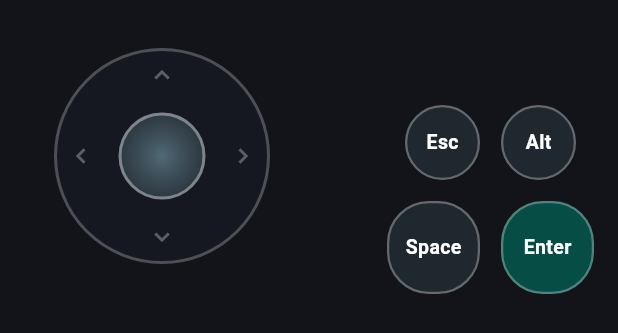
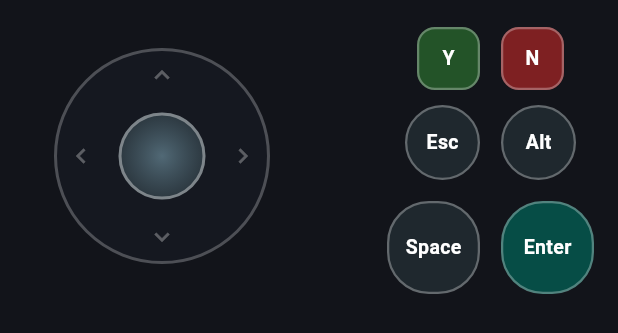
Before and after one commit to grayson85/DosGameinAndroid, a Flutter app: the RpgPadOverlay widget shown alone on an empty page, opened directly with empty values, on a phone screen of 412 x 824 dp. Shown: the top 333 px of the screen. Run offline on Flutter 3.47's test engine with Material 3 defaults, Android fonts, the phone set to English and light mode, and no system bars; our stand-ins replace file_picker, shared_preferences; accounts and stored records are empty; network calls fail.

Commit message:
feat: add Y/N quick buttons to RPG pad and pass ASCII character in keyboard callback

```diff
--- a/app/lib/features/controls/virtual_controls.dart
+++ b/app/lib/features/controls/virtual_controls.dart
@@ -530,6 +530,27 @@ class RpgPadOverlay extends StatelessWidget {
                 mainAxisSize: MainAxisSize.min,
                 children: [
                   RetroActionButton(
+                    label: 'Y',
+                    size: 42,
+                    borderRadius: 12,
+                    color: const Color(0x992E7D32),
+                    onChanged: (d) => engine.sendKeyEvent(RetroKey.y, d),
+                  ),
+                  const SizedBox(width: 14),
+                  RetroActionButton(
+                    label: 'N',
+                    size: 42,
+                    borderRadius: 12,
+                    color: const Color(0x99C62828),
+                    onChanged: (d) => engine.sendKeyEvent(RetroKey.n, d),
+                  ),
+                ],
+              ),
+              const SizedBox(height: 10),
+              Row(
+                mainAxisSize: MainAxisSize.min,
+                children: [
+                  RetroActionButton(
                     label: 'Esc',
                     size: 50,
                     onChanged: (d) => engine.sendKeyEvent(RetroKey.escape, d),
```
Also changed, not shown: 1 other file.
